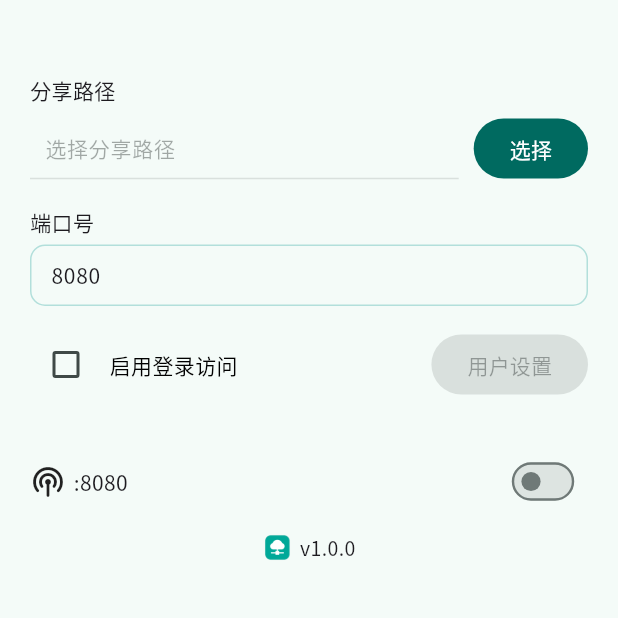
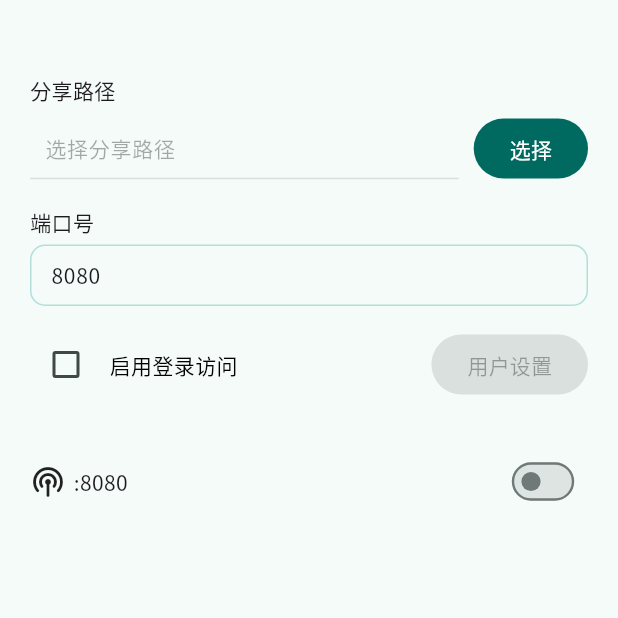
Before and after one commit to Zhoucheng133/DAV-Server, a Flutter app: the screen it shows after launch, on a phone screen of 412 x 824 dp, the top half of it. Run offline on Flutter 3.47's test engine with Material 3 defaults, Android fonts, the phone set to English and light mode, and no system bars; our stand-ins replace file_picker, get, google_fonts, shared_preferences; missing offline and left inert: clipboard, dart:ffi, window_manager; statements that could not run were skipped.

Commit message:
Revert "显示版本号"

```diff
--- a/lib/main.dart
+++ b/lib/main.dart
@@ -7,7 +7,7 @@ Future<void> main() async {
   WidgetsFlutterBinding.ensureInitialized();
   await windowManager.ensureInitialized();
   WindowOptions windowOptions = const WindowOptions(
-    size: Size(400, 360),
+    size: Size(400, 330),
     center: true,
     backgroundColor: Colors.transparent,
     skipTaskbar: false,
--- a/lib/main_window.dart
+++ b/lib/main_window.dart
@@ -8,8 +8,6 @@ import 'package:file_picker/file_picker.dart';
 import 'package:flutter/material.dart';
 import 'package:flutter/services.dart';
 import 'package:get/get.dart';
-import 'package:google_fonts/google_fonts.dart';
-import 'package:package_info_plus/package_info_plus.dart';
 import 'package:shared_preferences/shared_preferences.dart';
 import 'package:url_launcher/url_launcher.dart';
 import 'package:window_manager/window_manager.dart';
@@ -26,7 +24,6 @@ class _MainWindowState extends State<MainWindow> with WindowListener {
   late final SharedPreferences prefs;
   final server=Server();
   String address="";
-  String version="";
 
   @override
   void onWindowClose() async {
@@ -77,10 +74,6 @@ class _MainWindowState extends State<MainWindow> with WindowListener {
     setState(() {
       sharePort.text=port??"8080";
       sharePath.text=path??"";
-    });
-    PackageInfo packageInfo = await PackageInfo.fromPlatform();
-    setState(() {
-      version="v${packageInfo.version}";
     });
     if(u!=null && p!=null && u.isNotEmpty && p.isNotEmpty){
       setState(() {
@@ -391,12 +384,6 @@ class _MainWindowState extends State<MainWindow> with WindowListener {
                       child: GestureDetector(
                         onTap: (){
                           FlutterClipboard.copy("$address:${sharePort.text}");
-                          ScaffoldMessenger.of(context).showSnackBar(
-                            const SnackBar(
-                              content: Text("已复制"),
-                              duration: Duration(milliseconds: 500), // 设置显示 1 秒
-                            ),
-                          );
                         },
                         child: ValueListenableBuilder(
                           valueListenable: sharePort,
@@ -427,38 +414,6 @@ class _MainWindowState extends State<MainWindow> with WindowListener {
                     )
                   )
                 ]
-              ),
-              const SizedBox(height: 10,),
-              MouseRegion(
-                cursor: SystemMouseCursors.click,
-                child: GestureDetector(
-                  onTap: (){
-                    final Uri url = Uri.parse('https://github.com/Zhoucheng133/DAV-Server');
-                    try {
-                      launchUrl(url);
-                    } catch (_) {}
-                  },
-                  child: Tooltip(
-                    message: "显示项目地址",
-                    child: Row(
-                      mainAxisAlignment: MainAxisAlignment.center,
-                      children: [
-                        SizedBox(
-                          height: 20,
-                          width: 20,
-                          child: Image.asset("assets/icon.png")
-                        ),
-                        const SizedBox(width: 5,),
-                        Text(
-                          version,
-                          style: GoogleFonts.notoSansSc(
-                            fontSize: 13,
-                          ),
-                        )
-                      ],
-                    ),
-                  ),
-                ),
               )
             ],
           ),
```
